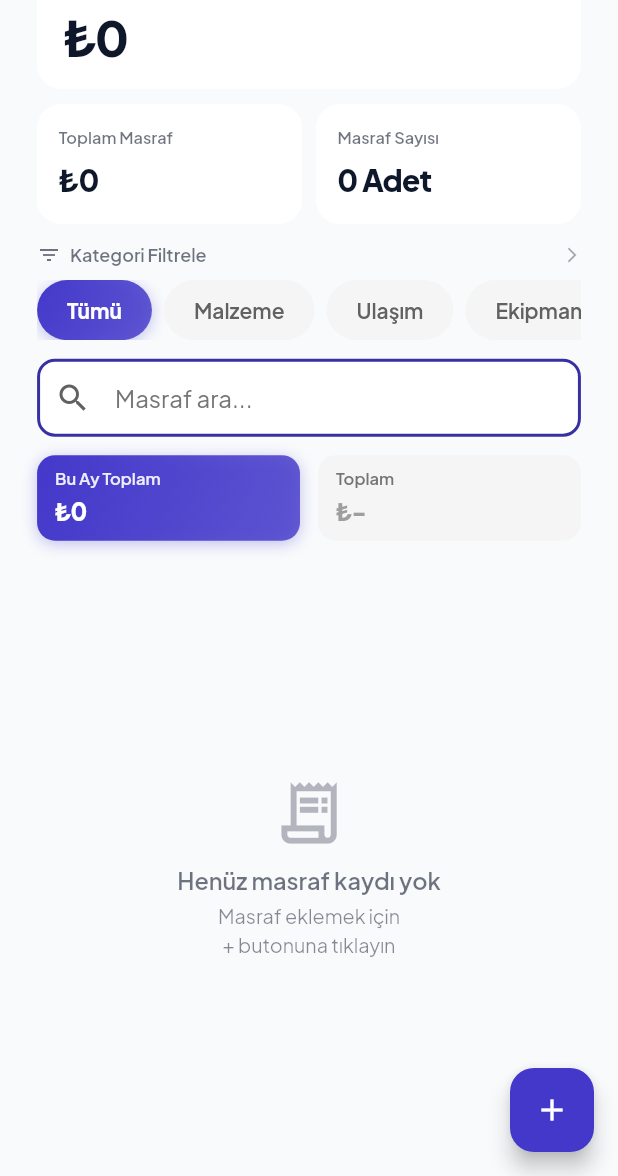
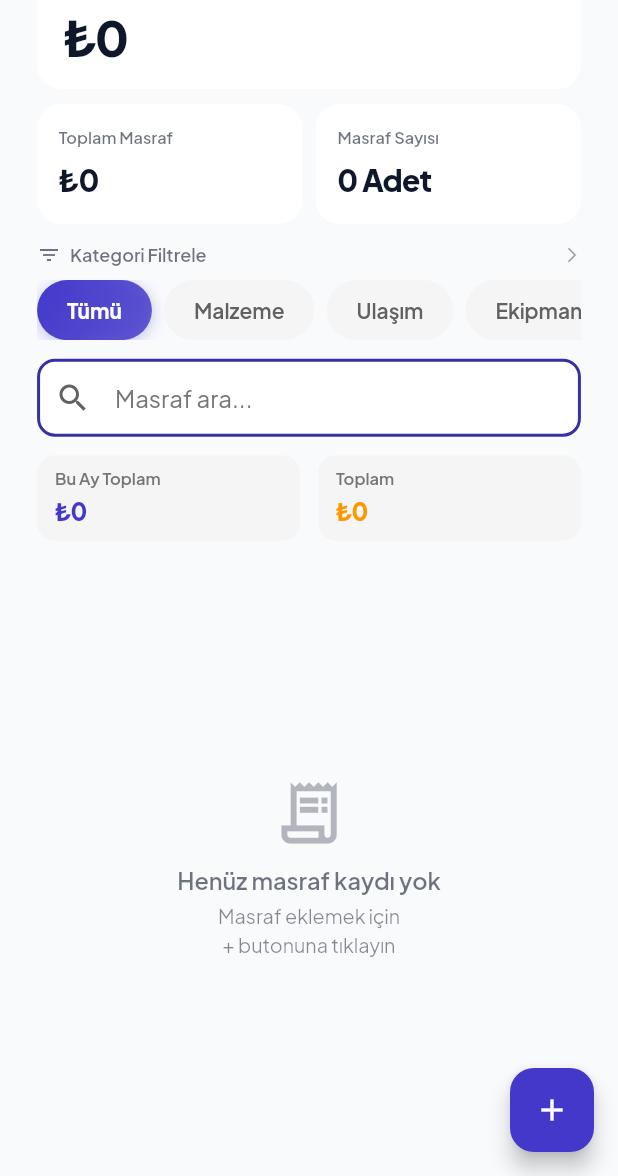
Before and after one commit to FerhatCakircali/Puantaj, a Flutter app: the ExpensesTab screen opened directly, on a phone screen of 412 x 824 dp, the part 60-1236 px from its top. Run offline on Flutter 3.47's test engine with Material 3 defaults, Android fonts, the phone set to English and light mode, and no system bars; our stand-ins replace firebase_core, firebase_messaging, flutter_dotenv, flutter_local_notifications, get_it, go_router and 10 more; missing offline and left inert: android_intent_plus, bcrypt, credential_manager; accounts and stored records are empty.

Commit message:
Show both monthly and total expense amounts simultaneously

```diff
--- a/lib/features/user/expenses/widgets/expenses_tab.dart
+++ b/lib/features/user/expenses/widgets/expenses_tab.dart
@@ -31,7 +31,6 @@ class _ExpensesTabState extends State<ExpensesTab> {
   bool _isLoading = true;
 
   ExpenseCategory? _selectedCategory;
-  bool _showMonthlyTotal = true; // true = Bu Ay Toplam, false = Toplam
 
   static const Color primaryColor = Color(0xFF4338CA);
 
@@ -107,35 +106,6 @@ class _ExpensesTabState extends State<ExpensesTab> {
     });
   }
 
-  double _calculateFilteredTotal() {
-    if (_filteredExpenses.isEmpty) return 0.0;
-
-    if (_showMonthlyTotal) {
-      // Bu ay toplam - sadece bu ayki masrafları hesapla
-      final now = DateTime.now();
-      final startOfMonth = DateTime(now.year, now.month, 1);
-      final endOfMonth = DateTime(now.year, now.month + 1, 0);
-
-      return _filteredExpenses
-          .where(
-            (expense) =>
-                expense.expenseDate.isAfter(
-                  startOfMonth.subtract(const Duration(days: 1)),
-                ) &&
-                expense.expenseDate.isBefore(
-                  endOfMonth.add(const Duration(days: 1)),
-                ),
-          )
-          .fold(0.0, (sum, expense) => sum + expense.amount);
-    } else {
-      // Toplam - tüm masrafları hesapla
-      return _filteredExpenses.fold(
-        0.0,
-        (sum, expense) => sum + expense.amount,
-      );
-    }
-  }
-
   void _showAddExpenseDialog() {
     AddExpenseDialog.show(context, onExpenseAdded: _loadData);
   }
@@ -179,8 +149,8 @@ class _ExpensesTabState extends State<ExpensesTab> {
                     // Arama çubuğu
                     _buildSearchBar(theme),
                     SizedBox(height: h * 0.015),
-                    // Toplam filtreleme butonları
-                    _buildTotalFilters(),
+                    // Toplam kartları
+                    _buildTotalCards(),
                     SizedBox(height: h * 0.015),
                     // Liste
                     Expanded(
@@ -218,7 +188,6 @@ class _ExpensesTabState extends State<ExpensesTab> {
 
   Widget _buildCategoryFilters() {
     final theme = Theme.of(context);
-    final isDark = theme.brightness == Brightness.dark;
 
     return Column(
       crossAxisAlignment: CrossAxisAlignment.start,
@@ -282,7 +251,7 @@ class _ExpensesTabState extends State<ExpensesTab> {
                 isSelected: _selectedCategory == ExpenseCategory.diger,
                 onTap: () => _filterByCategory(ExpenseCategory.diger),
               ),
-              const SizedBox(width: 8), // Sağ padding
+              const SizedBox(width: 8),
             ],
           ),
         ),
@@ -353,49 +322,23 @@ class _ExpensesTabState extends State<ExpensesTab> {
     );
   }
 
-  Widget _buildTotalFilters() {
+  Widget _buildTotalCards() {
     final theme = Theme.of(context);
     final isDark = theme.brightness == Brightness.dark;
-    final filteredTotal = _calculateFilteredTotal();
+
+    final monthlyTotal = _calculateMonthlyTotal();
+    final overallTotal = _calculateOverallTotal();
 
     return Row(
       children: [
         Expanded(
-          child: GestureDetector(
-            onTap: () {
-              setState(() {
-                _showMonthlyTotal = true;
-              });
-            },
-            child: AnimatedContainer(
-              duration: const Duration(milliseconds: 200),
+          child: Container(
             padding: const EdgeInsets.symmetric(horizontal: 12, vertical: 8),
             decoration: BoxDecoration(
-                gradient: _showMonthlyTotal
-                    ? LinearGradient(
-                        colors: [
-                          primaryColor,
-                          primaryColor.withValues(alpha: 0.8),
-                        ],
-                        begin: Alignment.topLeft,
-                        end: Alignment.bottomRight,
-                      )
-                    : null,
-                color: _showMonthlyTotal
-                    ? null
-                    : isDark
+              color: isDark
                   ? theme.colorScheme.surfaceContainerHighest
                   : Colors.grey.shade100,
               borderRadius: BorderRadius.circular(12),
-                boxShadow: _showMonthlyTotal
-                    ? [
-                        BoxShadow(
-                          color: primaryColor.withValues(alpha: 0.3),
-                          blurRadius: 8,
-                          offset: const Offset(0, 2),
-                        ),
-                      ]
-                    : null,
             ),
             child: Column(
               crossAxisAlignment: CrossAxisAlignment.start,
@@ -405,9 +348,7 @@ class _ExpensesTabState extends State<ExpensesTab> {
                   style: TextStyle(
                     fontSize: 11,
                     fontWeight: FontWeight.w600,
-                      color: _showMonthlyTotal
-                          ? Colors.white.withValues(alpha: 0.9)
-                          : isDark
+                    color: isDark
                         ? theme.colorScheme.onSurface.withValues(alpha: 0.6)
                         : Colors.grey.shade600,
                   ),
@@ -417,17 +358,11 @@ class _ExpensesTabState extends State<ExpensesTab> {
                   fit: BoxFit.scaleDown,
                   alignment: Alignment.centerLeft,
                   child: Text(
-                      _showMonthlyTotal
-                          ? '₺${CurrencyFormatter.format(filteredTotal)}'
-                          : '₺-',
+                    '₺${CurrencyFormatter.format(monthlyTotal)}',
                     style: TextStyle(
                       fontSize: 16,
                       fontWeight: FontWeight.w900,
-                        color: _showMonthlyTotal
-                            ? Colors.white
-                            : isDark
-                            ? theme.colorScheme.onSurface.withValues(alpha: 0.5)
-                            : Colors.grey.shade500,
+                      color: primaryColor,
                       letterSpacing: -0.5,
                     ),
                   ),
@@ -436,44 +371,15 @@ class _ExpensesTabState extends State<ExpensesTab> {
             ),
           ),
         ),
-        ),
         const SizedBox(width: 12),
         Expanded(
-          child: GestureDetector(
-            onTap: () {
-              setState(() {
-                _showMonthlyTotal = false;
-              });
-            },
-            child: AnimatedContainer(
-              duration: const Duration(milliseconds: 200),
+          child: Container(
             padding: const EdgeInsets.symmetric(horizontal: 12, vertical: 8),
             decoration: BoxDecoration(
-                gradient: !_showMonthlyTotal
-                    ? LinearGradient(
-                        colors: [
-                          primaryColor,
-                          primaryColor.withValues(alpha: 0.8),
-                        ],
-                        begin: Alignment.topLeft,
-                        end: Alignment.bottomRight,
-                      )
-                    : null,
-                color: !_showMonthlyTotal
-                    ? null
-                    : isDark
+              color: isDark
                   ? theme.colorScheme.surfaceContainerHighest
                   : Colors.grey.shade100,
               borderRadius: BorderRadius.circular(12),
-                boxShadow: !_showMonthlyTotal
-                    ? [
-                        BoxShadow(
-                          color: primaryColor.withValues(alpha: 0.3),
-                          blurRadius: 8,
-                          offset: const Offset(0, 2),
-                        ),
-                      ]
-                    : null,
             ),
             child: Column(
               crossAxisAlignment: CrossAxisAlignment.start,
@@ -483,9 +389,7 @@ class _ExpensesTabState extends State<ExpensesTab> {
                   style: TextStyle(
                     fontSize: 11,
                     fontWeight: FontWeight.w600,
-                      color: !_showMonthlyTotal
-                          ? Colors.white.withValues(alpha: 0.9)
-                          : isDark
+                    color: isDark
                         ? theme.colorScheme.onSurface.withValues(alpha: 0.6)
                         : Colors.grey.shade600,
                   ),
@@ -495,17 +399,11 @@ class _ExpensesTabState extends State<ExpensesTab> {
                   fit: BoxFit.scaleDown,
                   alignment: Alignment.centerLeft,
                   child: Text(
-                      !_showMonthlyTotal
-                          ? '₺${CurrencyFormatter.format(filteredTotal)}'
-                          : '₺-',
+                    '₺${CurrencyFormatter.format(overallTotal)}',
                     style: TextStyle(
                       fontSize: 16,
                       fontWeight: FontWeight.w900,
-                        color: !_showMonthlyTotal
-                            ? Colors.white
-                            : isDark
-                            ? theme.colorScheme.onSurface.withValues(alpha: 0.5)
-                            : Colors.grey.shade500,
+                      color: Colors.orange,
                       letterSpacing: -0.5,
                     ),
                   ),
@@ -514,8 +412,35 @@ class _ExpensesTabState extends State<ExpensesTab> {
             ),
           ),
         ),
-        ),
       ],
     );
   }
+
+  double _calculateMonthlyTotal() {
+    if (_filteredExpenses.isEmpty) return 0.0;
+
+    final now = DateTime.now();
+    final startOfMonth = DateTime(now.year, now.month, 1);
+    final endOfMonth = DateTime(now.year, now.month + 1, 0);
+
+    return _filteredExpenses
+        .where(
+          (expense) =>
+              expense.expenseDate.isAfter(
+                startOfMonth.subtract(const Duration(days: 1)),
+              ) &&
+              expense.expenseDate.isBefore(
+                endOfMonth.add(const Duration(days: 1)),
+              ),
+        )
+        .fold(0.0, (sum, expense) => sum + expense.amount);
   }
+
+  double _calculateOverallTotal() {
+    if (_filteredExpenses.isEmpty) return 0.0;
+    return _filteredExpenses.fold(
+      0.0,
+      (sum, expense) => sum + expense.amount,
+    );
+  }
+}
```
Lines whose indentation alone changed are shown as unchanged.
